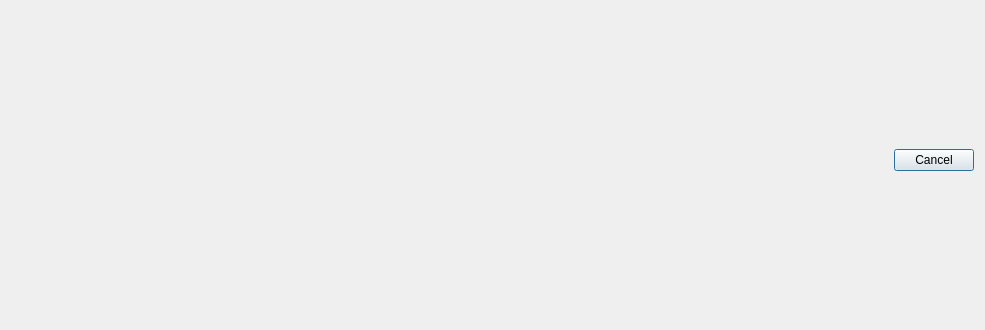
Qt form Viewer/src/CustomCommandDialog.ui (ecmwf/ecflow) before a commit; both pictures show x 0 to 985 and y 182 to 512 of the 985 by 512 pixel window.
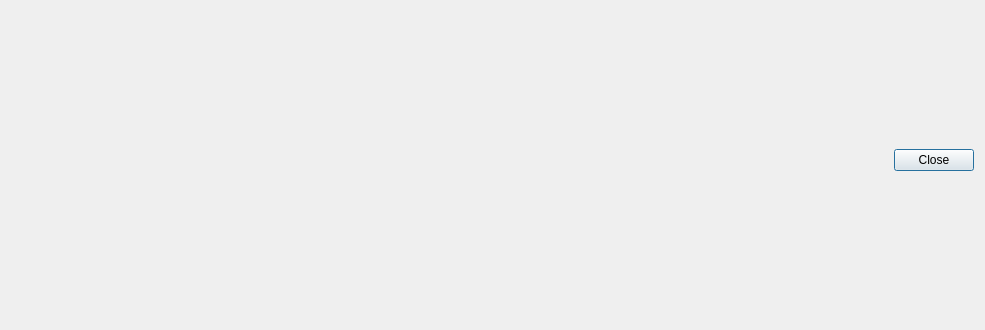
The same form after that commit. Custom widgets are drawn as their Qt base class.

```diff
--- a/Viewer/src/CustomCommandDialog.ui
+++ b/Viewer/src/CustomCommandDialog.ui
@@ -29,7 +29,7 @@
       <enum>Qt::Horizontal</enum>
      </property>
      <property name="standardButtons">
-      <set>QDialogButtonBox::Cancel</set>
+      <set>QDialogButtonBox::Close</set>
      </property>
     </widget>
    </item>
```
